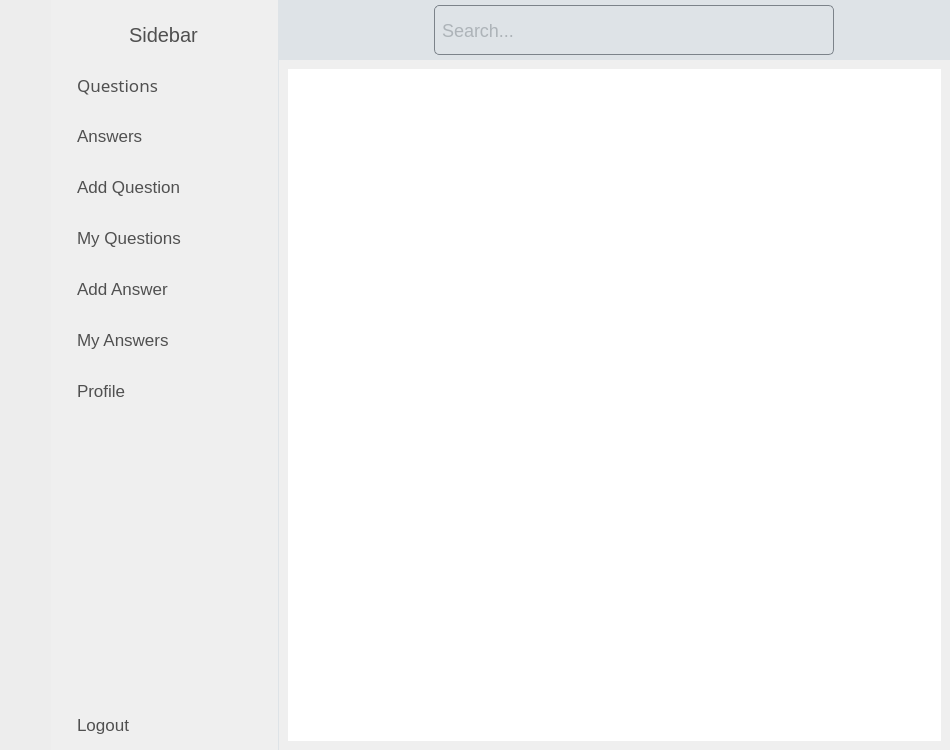
Qt form components/sidebar.ui (ibrahimalicode/python_assignment) before a commit.
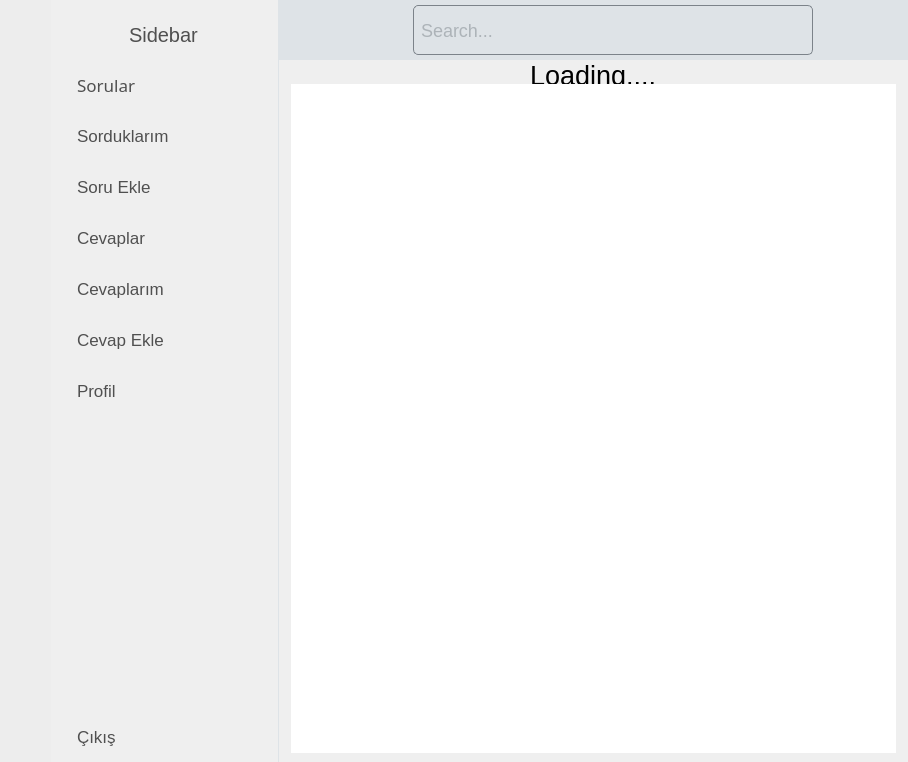
The same form after that commit. The open tabs and pages were chosen to show the change. Icons and pictures are not drawn.

```diff
--- a/components/sidebar.ui
+++ b/components/sidebar.ui
@@ -6,8 +6,8 @@
    <rect>
     <x>0</x>
     <y>0</y>
-    <width>950</width>
-    <height>750</height>
+    <width>908</width>
+    <height>762</height>
    </rect>
   </property>
   <property name="sizePolicy">
@@ -173,66 +173,6 @@
           </property>
          </widget>
         </item>
-        <item>
-         <widget class="QPushButton" name="answersBtn">
-          <property name="minimumSize">
-           <size>
-            <width>50</width>
-            <height>50</height>
-           </size>
-          </property>
-          <property name="text">
-           <string/>
-          </property>
-          <property name="icon">
-           <iconset>
-            <normaloff>ic/answer.svg</normaloff>
-            <normalon>ic/answerOn.svg</normalon>ic/answer.svg</iconset>
-          </property>
-          <property name="iconSize">
-           <size>
-            <width>40</width>
-            <height>40</height>
-           </size>
-          </property>
-          <property name="checkable">
-           <bool>true</bool>
-          </property>
-          <property name="autoExclusive">
-           <bool>true</bool>
-          </property>
-         </widget>
-        </item>
-        <item>
-         <widget class="QPushButton" name="addQBtn">
-          <property name="minimumSize">
-           <size>
-            <width>50</width>
-            <height>50</height>
-           </size>
-          </property>
-          <property name="text">
-           <string/>
-          </property>
-          <property name="icon">
-           <iconset>
-            <normaloff>ic/addq.svg</normaloff>
-            <normalon>ic/addqOn.svg</normalon>ic/addq.svg</iconset>
-          </property>
-          <property name="iconSize">
-           <size>
-            <width>40</width>
-            <height>40</height>
-           </size>
-          </property>
-          <property name="checkable">
-           <bool>true</bool>
-          </property>
-          <property name="autoExclusive">
-           <bool>true</bool>
-          </property>
-         </widget>
-        </item>
         <item>
          <widget class="QPushButton" name="editQBtn">
           <property name="minimumSize">
@@ -264,7 +204,7 @@
          </widget>
         </item>
         <item>
-         <widget class="QPushButton" name="addABtn">
+         <widget class="QPushButton" name="addQBtn">
           <property name="minimumSize">
            <size>
             <width>50</width>
@@ -276,8 +216,38 @@
           </property>
           <property name="icon">
            <iconset>
-            <normaloff>ic/adda.svg</normaloff>
-            <normalon>ic/addaOn.svg</normalon>ic/adda.svg</iconset>
+            <normaloff>ic/addq.svg</normaloff>
+            <normalon>ic/addqOn.svg</normalon>ic/addq.svg</iconset>
+          </property>
+          <property name="iconSize">
+           <size>
+            <width>40</width>
+            <height>40</height>
+           </size>
+          </property>
+          <property name="checkable">
+           <bool>true</bool>
+          </property>
+          <property name="autoExclusive">
+           <bool>true</bool>
+          </property>
+         </widget>
+        </item>
+        <item>
+         <widget class="QPushButton" name="answersBtn">
+          <property name="minimumSize">
+           <size>
+            <width>50</width>
+            <height>50</height>
+           </size>
+          </property>
+          <property name="text">
+           <string/>
+          </property>
+          <property name="icon">
+           <iconset>
+            <normaloff>ic/answer.svg</normaloff>
+            <normalon>ic/answerOn.svg</normalon>ic/answer.svg</iconset>
           </property>
           <property name="iconSize">
            <size>
@@ -323,6 +293,36 @@
           </property>
          </widget>
         </item>
+        <item>
+         <widget class="QPushButton" name="addABtn">
+          <property name="minimumSize">
+           <size>
+            <width>50</width>
+            <height>50</height>
+           </size>
+          </property>
+          <property name="text">
+           <string/>
+          </property>
+          <property name="icon">
+           <iconset>
+            <normaloff>ic/adda.svg</normaloff>
+            <normalon>ic/addaOn.svg</normalon>ic/adda.svg</iconset>
+          </property>
+          <property name="iconSize">
+           <size>
+            <width>40</width>
+            <height>40</height>
+           </size>
+          </property>
+          <property name="checkable">
+           <bool>true</bool>
+          </property>
+          <property name="autoExclusive">
+           <bool>true</bool>
+          </property>
+         </widget>
+        </item>
         <item>
          <widget class="QPushButton" name="profileBtn">
           <property name="minimumSize">
@@ -563,7 +563,6 @@
           <property name="font">
            <font>
             <family>poppins</family>
-            <pointsize>-1</pointsize>
             <bold>false</bold>
            </font>
           </property>
@@ -574,7 +573,7 @@
            <bool>false</bool>
           </property>
           <property name="text">
-           <string>Questions</string>
+           <string>Sorular</string>
           </property>
           <property name="icon">
            <iconset>
@@ -610,66 +609,6 @@
           </property>
          </widget>
         </item>
-        <item>
-         <widget class="QPushButton" name="answersBtn2">
-          <property name="minimumSize">
-           <size>
-            <width>225</width>
-            <height>50</height>
-           </size>
-          </property>
-          <property name="text">
-           <string>Answers</string>
-          </property>
-          <property name="icon">
-           <iconset>
-            <normaloff>ic/answer.svg</normaloff>
-            <normalon>ic/answerOn.svg</normalon>ic/answer.svg</iconset>
-          </property>
-          <property name="iconSize">
-           <size>
-            <width>40</width>
-            <height>40</height>
-           </size>
-          </property>
-          <property name="checkable">
-           <bool>true</bool>
-          </property>
-          <property name="autoExclusive">
-           <bool>true</bool>
-          </property>
-         </widget>
-        </item>
-        <item>
-         <widget class="QPushButton" name="addQBtn2">
-          <property name="minimumSize">
-           <size>
-            <width>225</width>
-            <height>50</height>
-           </size>
-          </property>
-          <property name="text">
-           <string>Add Question</string>
-          </property>
-          <property name="icon">
-           <iconset>
-            <normaloff>ic/addq.svg</normaloff>
-            <normalon>ic/addqOn.svg</normalon>ic/addq.svg</iconset>
-          </property>
-          <property name="iconSize">
-           <size>
-            <width>40</width>
-            <height>40</height>
-           </size>
-          </property>
-          <property name="checkable">
-           <bool>true</bool>
-          </property>
-          <property name="autoExclusive">
-           <bool>true</bool>
-          </property>
-         </widget>
-        </item>
         <item>
          <widget class="QPushButton" name="editQBtn2">
           <property name="minimumSize">
@@ -679,7 +618,7 @@
            </size>
           </property>
           <property name="text">
-           <string>My Questions</string>
+           <string>Sorduklarım</string>
           </property>
           <property name="icon">
            <iconset>
@@ -701,7 +640,7 @@
          </widget>
         </item>
         <item>
-         <widget class="QPushButton" name="addABtn2">
+         <widget class="QPushButton" name="addQBtn2">
           <property name="minimumSize">
            <size>
             <width>225</width>
@@ -709,12 +648,42 @@
            </size>
           </property>
           <property name="text">
-           <string>Add Answer</string>
+           <string>Soru Ekle</string>
           </property>
           <property name="icon">
            <iconset>
-            <normaloff>ic/adda.svg</normaloff>
-            <normalon>ic/addaOn.svg</normalon>ic/adda.svg</iconset>
+            <normaloff>ic/addq.svg</normaloff>
+            <normalon>ic/addqOn.svg</normalon>ic/addq.svg</iconset>
+          </property>
+          <property name="iconSize">
+           <size>
+            <width>40</width>
+            <height>40</height>
+           </size>
+          </property>
+          <property name="checkable">
+           <bool>true</bool>
+          </property>
+          <property name="autoExclusive">
+           <bool>true</bool>
+          </property>
+         </widget>
+        </item>
+        <item>
+         <widget class="QPushButton" name="answersBtn2">
+          <property name="minimumSize">
+           <size>
+            <width>225</width>
+            <height>50</height>
+           </size>
+          </property>
+          <property name="text">
+           <string>Cevaplar</string>
+          </property>
+          <property name="icon">
+           <iconset>
+            <normaloff>ic/answer.svg</normaloff>
+            <normalon>ic/answerOn.svg</normalon>ic/answer.svg</iconset>
           </property>
           <property name="iconSize">
            <size>
@@ -739,7 +708,7 @@
            </size>
           </property>
           <property name="text">
-           <string>My Answers</string>
+           <string>Cevaplarım</string>
           </property>
           <property name="icon">
            <iconset>
@@ -760,6 +729,36 @@
           </property>
          </widget>
         </item>
+        <item>
+         <widget class="QPushButton" name="addABtn2">
+          <property name="minimumSize">
+           <size>
+            <width>225</width>
+            <height>50</height>
+           </size>
+          </property>
+          <property name="text">
+           <string>Cevap Ekle</string>
+          </property>
+          <property name="icon">
+           <iconset>
+            <normaloff>ic/adda.svg</normaloff>
+            <normalon>ic/addaOn.svg</normalon>ic/adda.svg</iconset>
+          </property>
+          <property name="iconSize">
+           <size>
+            <width>40</width>
+            <height>40</height>
+           </size>
+          </property>
+          <property name="checkable">
+           <bool>true</bool>
+          </property>
+          <property name="autoExclusive">
+           <bool>true</bool>
+          </property>
+         </widget>
+        </item>
         <item>
          <widget class="QPushButton" name="profileBtn2">
           <property name="minimumSize">
@@ -769,7 +768,7 @@
            </size>
           </property>
           <property name="text">
-           <string>Profile</string>
+           <string>Profil</string>
           </property>
           <property name="icon">
            <iconset>
@@ -814,7 +813,7 @@
          </size>
         </property>
         <property name="text">
-         <string>Logout</string>
+         <string>Çıkış</string>
         </property>
         <property name="icon">
          <iconset>
@@ -1067,8 +1066,23 @@
          <number>4</number>
         </property>
         <widget class="QWidget" name="questionsPage">
+         <property name="styleSheet">
+          <string notr="true"/>
+         </property>
          <layout class="QGridLayout" name="gridLayout_2">
-          <item row="0" column="0">
+          <property name="leftMargin">
+           <number>12</number>
+          </property>
+          <property name="topMargin">
+           <number>0</number>
+          </property>
+          <property name="rightMargin">
+           <number>12</number>
+          </property>
+          <property name="spacing">
+           <number>0</number>
+          </property>
+          <item row="1" column="0">
            <widget class="QListView" name="questionsListView">
             <property name="font">
              <font>
@@ -1081,11 +1095,11 @@
 	border: none;
 }
 QListView::item {
-    background-color:#FAFAFA;
-    border-color: #CCCCCC;
-    border-width: .5px;
-	border-top-width: 0px;
-    border-style: solid;
+	background-color:#FAFAFA;
+	border-color: #CCCCCC;
+	border-width: .5px;
+	border-top-width: 0;
+	border-style: solid;
 	padding-top: 5px;
 	padding-bottom: 15px;
 }
@@ -1129,6 +1143,69 @@
             </property>
            </widget>
           </item>
+          <item row="0" column="0">
+           <widget class="QFrame" name="loadingFrame">
+            <property name="sizePolicy">
+             <sizepolicy hsizetype="Expanding" vsizetype="Expanding">
+              <horstretch>0</horstretch>
+              <verstretch>0</verstretch>
+             </sizepolicy>
+            </property>
+            <property name="maximumSize">
+             <size>
+              <width>16777215</width>
+              <height>24</height>
+             </size>
+            </property>
+            <property name="frameShape">
+             <enum>QFrame::NoFrame</enum>
+            </property>
+            <property name="frameShadow">
+             <enum>QFrame::Raised</enum>
+            </property>
+            <layout class="QHBoxLayout" name="horizontalLayout_18">
+             <property name="spacing">
+              <number>0</number>
+             </property>
+             <property name="leftMargin">
+              <number>0</number>
+             </property>
+             <property name="topMargin">
+              <number>0</number>
+             </property>
+             <property name="rightMargin">
+              <number>0</number>
+             </property>
+             <property name="bottomMargin">
+              <number>0</number>
+             </property>
+             <item alignment="Qt::AlignHCenter|Qt::AlignTop">
+              <widget class="QLabel" name="loadingLabel">
+               <property name="minimumSize">
+                <size>
+                 <width>109</width>
+                 <height>0</height>
+                </size>
+               </property>
+               <property name="font">
+                <font>
+                 <pointsize>20</pointsize>
+                </font>
+               </property>
+               <property name="styleSheet">
+                <string notr="true">color: rgb(0, 0, 0)</string>
+               </property>
+               <property name="text">
+                <string>Loading....</string>
+               </property>
+               <property name="alignment">
+                <set>Qt::AlignLeading|Qt::AlignLeft|Qt::AlignTop</set>
+               </property>
+              </widget>
+             </item>
+            </layout>
+           </widget>
+          </item>
          </layout>
         </widget>
         <widget class="QWidget" name="answersPage">
```
Left out of the diff: 413 changed lines with no effect on the pictures.
